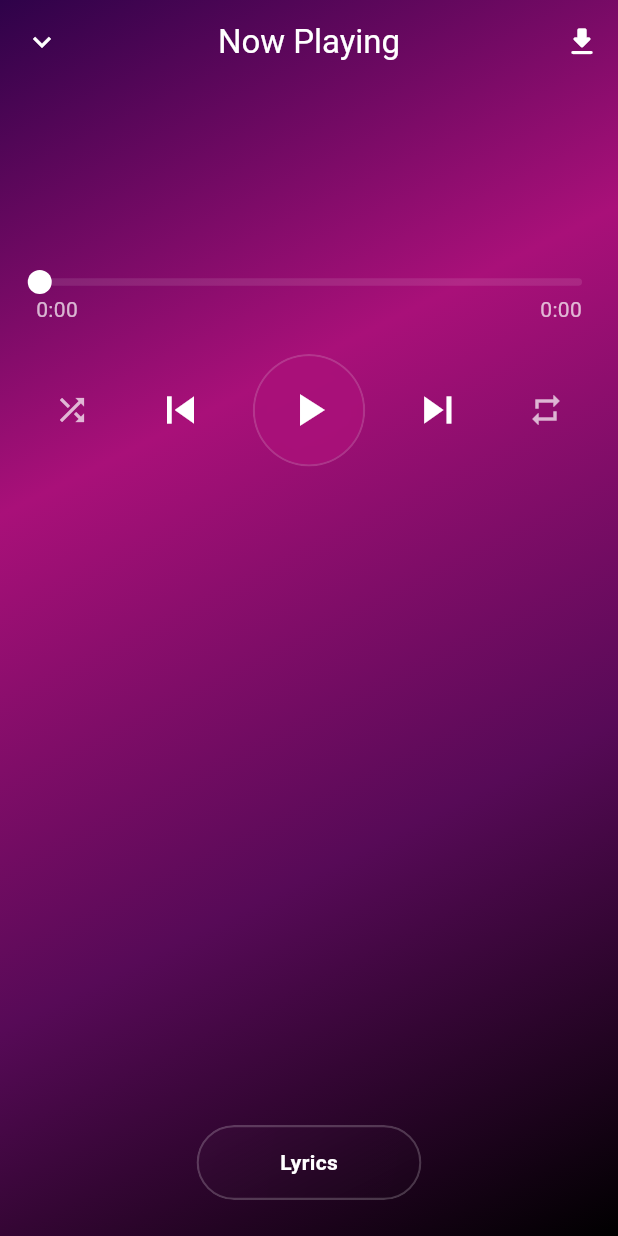
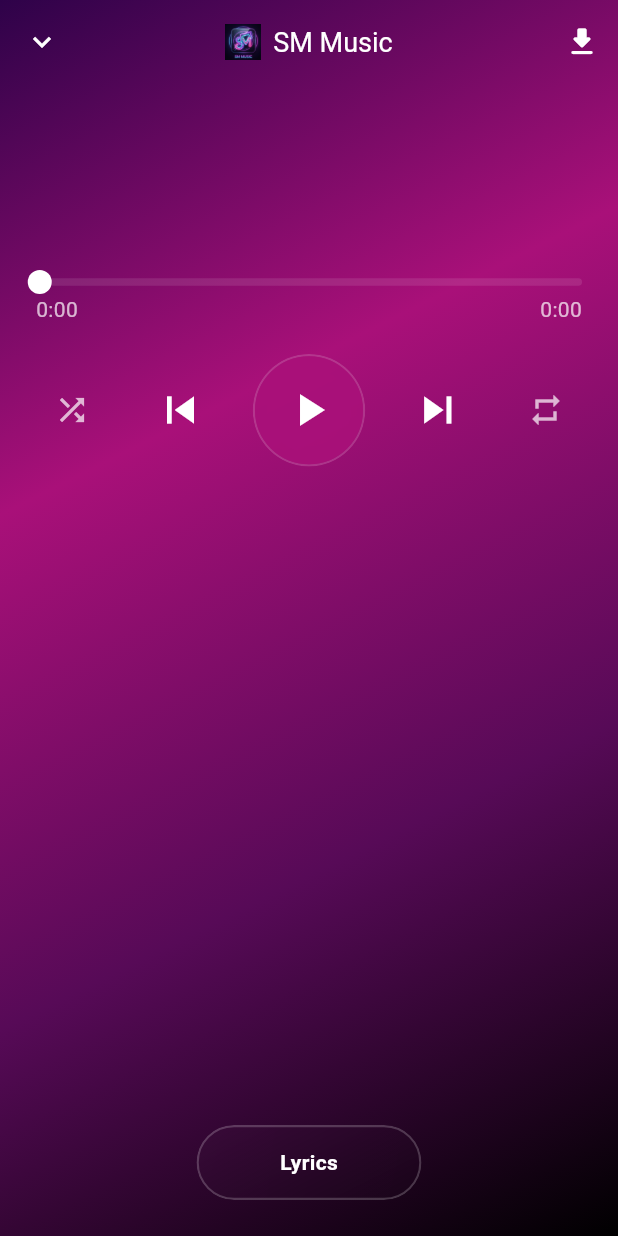
Before and after one commit to moazzam-samoo/nocturne, a Flutter app: the NowPlayingScreen screen opened directly, on a phone screen of 412 x 824 dp. Run offline on Flutter 3.47's test engine with Material 3 defaults, Android fonts, the light colour scheme and no system bars; drawn by our look-alikes of audio_video_progress_bar, flutter_animate; our stand-ins replace cached_network_image, dio, flutter_local_notifications, get, just_audio, just_audio_background and 1 more; network calls fail; Roboto replaces fonts that are missing (Outfit).

Commit message:
Rebranding to SM Music and integrated Neon Style logo into UI and notifications

```diff
--- a/lib/app/presentation/controllers/music_controller.dart
+++ b/lib/app/presentation/controllers/music_controller.dart
@@ -106,6 +106,7 @@ class MusicController extends GetxController {
     _activeDownloads[notificationId] = cancelToken;
     print('MusicController: Starting download for ${track.name}, notificationId: $notificationId');
 
+    final dir = Directory('/storage/emulated/0/Download/SM Music');
     final savePath = '${dir.path}/${track.name}.mp3';
 
     try {
@@ -151,7 +152,7 @@ class MusicController extends GetxController {
         '${track.name} has been saved.'
       );
 
-      Get.snackbar('Success', 'Saved to Downloads/JM Music');
+      Get.snackbar('Success', 'Saved to Downloads/SM Music');
     } catch (e) {
       print('MusicController: Download error for $notificationId: $e');
 
--- a/lib/app/presentation/controllers/player_controller.dart
+++ b/lib/app/presentation/controllers/player_controller.dart
@@ -79,7 +79,7 @@ class PlayerController extends GetxController {
             Uri.parse(t.audioUrl),
             tag: MediaItem(
               id: t.id,
-              album: "JM Music",
+              album: "SM Music",
               title: t.name,
               artist: t.artistName,
               artUri: Uri.parse(t.albumImage),
--- a/lib/app/presentation/screens/home_screen.dart
+++ b/lib/app/presentation/screens/home_screen.dart
@@ -65,7 +65,11 @@ class HomeScreen extends StatelessWidget {
             height: 50,
             padding: const EdgeInsets.all(12),
             borderRadius: BorderRadius.circular(15),
-            child: const Icon(Icons.grid_view, color: Colors.white, size: 24),
+            child: Image.asset(
+              'assets/icons/app_logo.png',
+              width: 30,
+              height: 30,
+            ),
           ),
           GestureDetector(
             onTap: () => Get.to(() => const SearchScreen()),
--- a/lib/app/presentation/screens/now_playing_screen.dart
+++ b/lib/app/presentation/screens/now_playing_screen.dart
@@ -77,7 +77,14 @@ class _NowPlayingScreenState extends State<NowPlayingScreen>
             icon: const Icon(Icons.keyboard_arrow_down, color: Colors.white),
             onPressed: () => Get.back(),
           ),
-          title: const Text('Now Playing', style: TextStyle(color: Colors.white)),
+          title: Row(
+            mainAxisSize: MainAxisSize.min,
+            children: [
+              Image.asset('assets/icons/app_logo.png', width: 24, height: 24),
+              const SizedBox(width: 8),
+              const Text('SM Music', style: TextStyle(color: Colors.white, fontSize: 18)),
+            ],
+          ),
           centerTitle: true,
           // Removed top right menu as requested
           actions: [
--- a/lib/app/services/notification_service.dart
+++ b/lib/app/services/notification_service.dart
@@ -48,8 +48,8 @@ class NotificationService {
     final AndroidNotificationDetails androidPlatformChannelSpecifics =
         AndroidNotificationDetails(
             'download_channel',
-            'Downloads',
-            channelDescription: 'Show download progress',
+            'SM Music Downloads',
+            channelDescription: 'Show download progress for SM Music',
             importance: Importance.low,
             priority: Priority.low,
             playSound: false,
@@ -58,6 +58,7 @@ class NotificationService {
             maxProgress: maxProgress,
             progress: progress,
             ongoing: true,
+            // largeIcon: const DrawableResourceAndroidBitmap('ic_launcher'), // Use app icon as placeholder
             actions: [
               const AndroidNotificationAction(
                 'cancel_download',
--- a/lib/main.dart
+++ b/lib/main.dart
@@ -20,7 +20,7 @@ class JMMusicApp extends StatelessWidget {
   @override
   Widget build(BuildContext context) {
     return GetMaterialApp(
-      title: 'JM Music',
+      title: 'SM Music',
       debugShowCheckedModeBanner: false,
       theme: ThemeData(
         useMaterial3: true,
--- a/pubspec.yaml
+++ b/pubspec.yaml
@@ -70,9 +70,8 @@ flutter:
   uses-material-design: true
 
   # To add assets to your application, add an assets section, like this:
-  # assets:
-  #   - images/a_dot_burr.jpeg
-  #   - images/a_dot_ham.jpeg
+  assets:
+    - assets/icons/app_logo.png
 
   # An image asset can refer to one or more resolution-specific "variants", see
   # https://flutter.dev/to/resolution-aware-images
```
Also changed, not shown: lib/app/presentation/screens/lyrics_screen.dart (+10 -3 lines), lib/app/presentation/screens/search_screen.dart (+8 -1 lines), assets/icons/app_logo.png (added).
